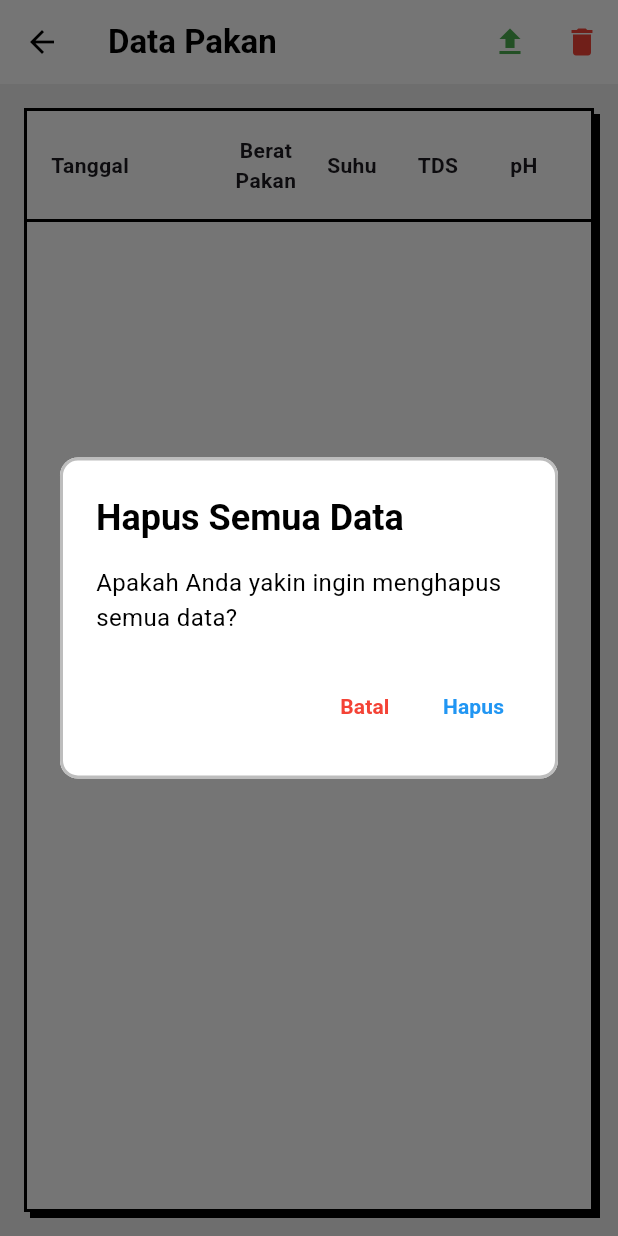
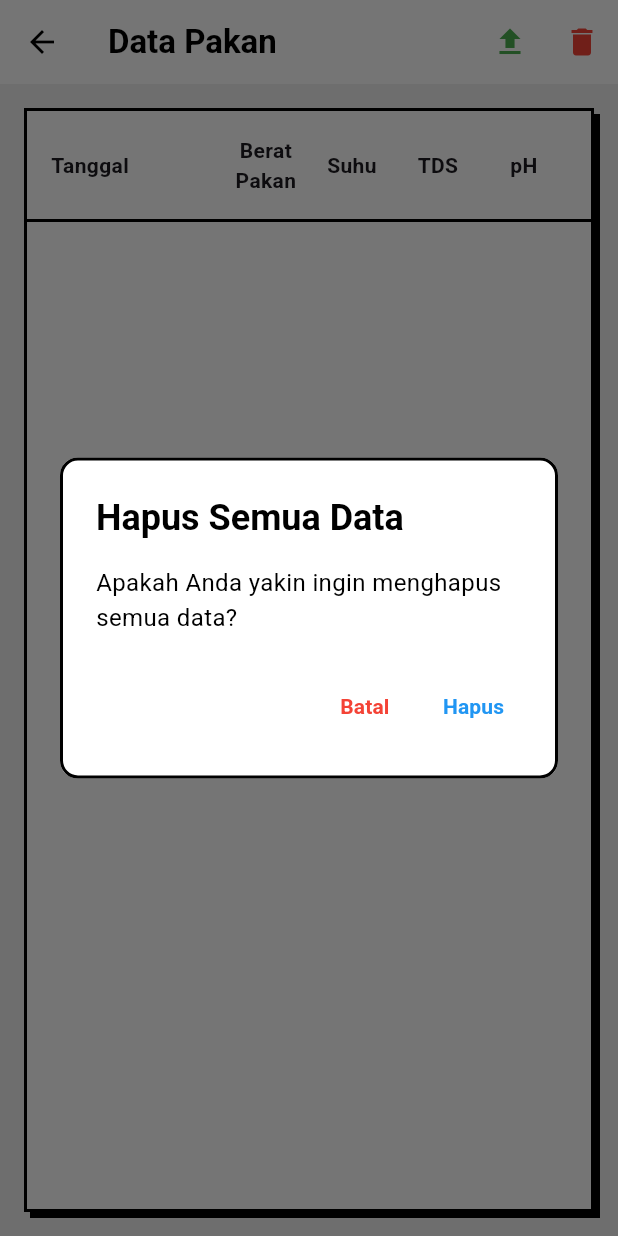
Before and after one commit to zizfiq/monitoring, a Flutter app: the DataPage screen opened directly, after a tap on the "delete" icon, on a phone screen of 412 x 824 dp. Run offline on Flutter 3.47's test engine with Material 3 defaults, Android fonts, the phone set to English and light mode, and no system bars; our stand-ins replace cloud_firestore, firebase_auth, firebase_core, fl_chart, flutter_secure_storage, google_sign_in and 2 more; accounts and stored records are empty; network calls fail.

Commit message:
MAJOR CHANGES

```diff
--- a/lib/Screen/data.dart
+++ b/lib/Screen/data.dart
@@ -136,7 +136,7 @@ class _DataPageState extends State<DataPage> {
                   ),
                   shape: RoundedRectangleBorder(
                     borderRadius: BorderRadius.circular(12),
-                    side: BorderSide(color: Colors.grey.shade400, width: 2),
+                    side: BorderSide(color: Colors.black, width: 2),
                   ),
                   backgroundColor: Colors.white,
                   actions: [
--- a/lib/Screen/profile.dart
+++ b/lib/Screen/profile.dart
@@ -93,6 +93,7 @@ class _ProfilePageState extends State<ProfilePage> with WidgetsBindingObserver {
   @override
   Widget build(BuildContext context) {
     return Scaffold(
+      backgroundColor: const Color(0xFFF0F0F0),
       body: SafeArea(
         child: FutureBuilder<User?>(
           future: _getUserInfo(),
```
Also changed, not shown: pubspec.lock, 168 other files.
